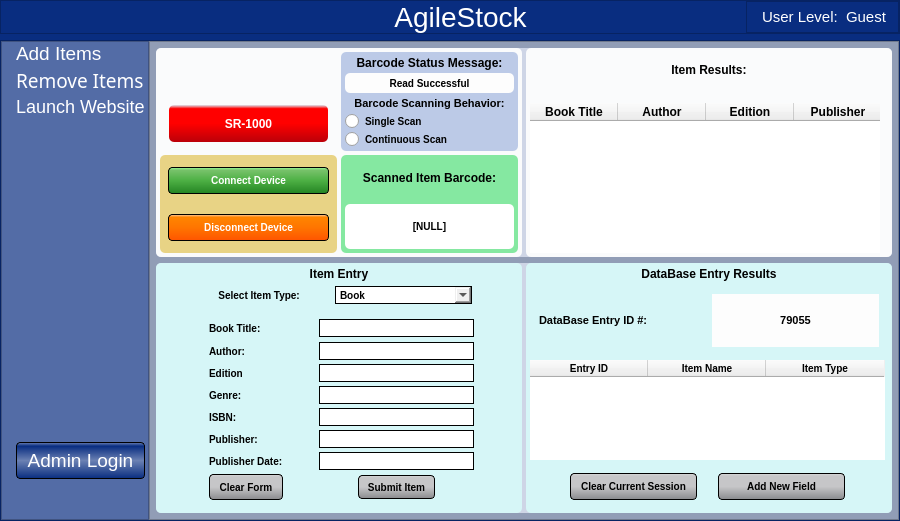
Before: the Qt Designer form design_files/inventory_ui.ui in stmark707/Capstone_Project, drawn with Qt 5.
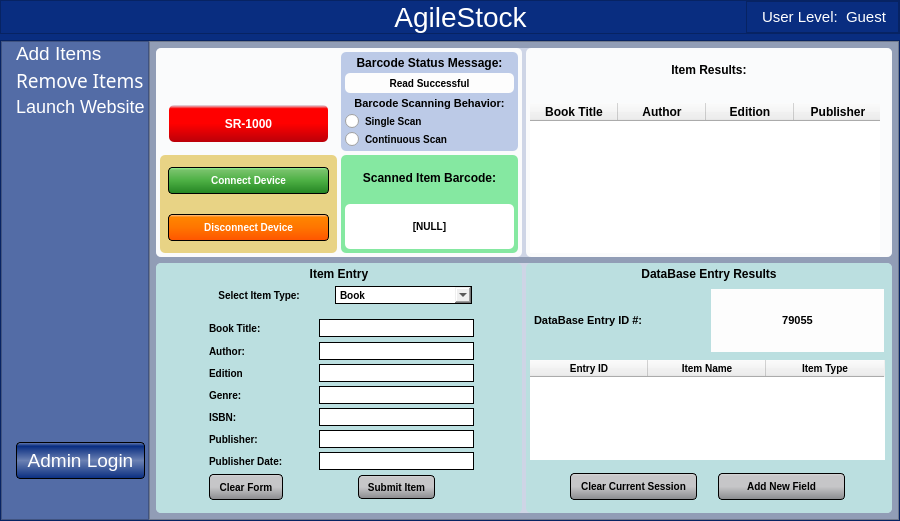
After: the same form once the commit is applied. Icons and pictures are not drawn.

Patch:
```diff
--- a/design_files/inventory_ui.ui
+++ b/design_files/inventory_ui.ui
@@ -956,7 +956,7 @@
                  <item>
                   <widget class="QFrame" name="item_information_frame">
                    <property name="styleSheet">
-                    <string notr="true">background-color: #d6f6f7;</string>
+                    <string notr="true">background-color: #bbdfe0;</string>
                    </property>
                    <property name="frameShape">
                     <enum>QFrame::StyledPanel</enum>
@@ -1487,7 +1487,8 @@
                  <item>
                   <widget class="QFrame" name="additional_information_frame">
                    <property name="styleSheet">
-                    <string notr="true">background-color: #d6f6f7;</string>
+                    <string notr="true">/*background-color: #d6f6f7;*/
+background-color: #bbdfe0;</string>
                    </property>
                    <property name="frameShape">
                     <enum>QFrame::StyledPanel</enum>
@@ -1537,6 +1538,21 @@
                        <enum>QFrame::Raised</enum>
                       </property>
                       <layout class="QHBoxLayout" name="horizontalLayout_8">
+                       <property name="spacing">
+                        <number>4</number>
+                       </property>
+                       <property name="leftMargin">
+                        <number>4</number>
+                       </property>
+                       <property name="topMargin">
+                        <number>4</number>
+                       </property>
+                       <property name="rightMargin">
+                        <number>4</number>
+                       </property>
+                       <property name="bottomMargin">
+                        <number>4</number>
+                       </property>
                        <item>
                         <widget class="QLabel" name="database_entry_static_label">
                          <property name="styleSheet">
```
Left out of the diff: 3 changed lines with no effect on the pictures.
